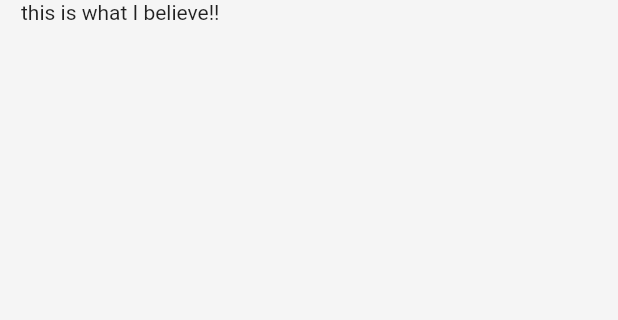
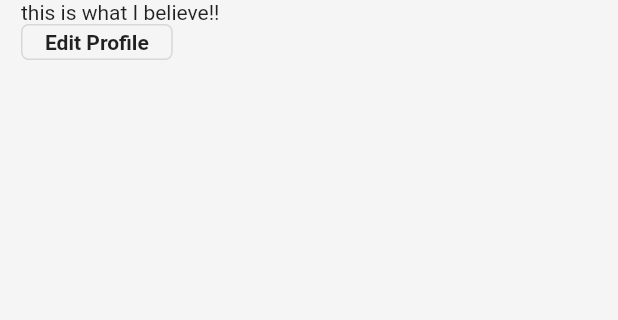
Before and after one commit to bonjin-app/Flutter, a Flutter app: the screen it shows after launch, item 5 of the bottom bar chosen, on a phone screen of 412 x 824 dp, the part 96-416 px from its top. Run offline on Flutter 3.47's test engine with Material 2 defaults, Android fonts, the phone set to English and light mode, and no system bars; our stand-ins replace cached_network_image, firebase_auth, firebase_core, fl_chart, flutter_svg, get and 2 more; missing offline and left inert: flutter_sms, html_editor_enhanced; accounts and stored records are empty; network calls fail.

Commit message:
Update ProfileScreen: editProfileButton 추가

```diff
--- a/codingpapa/instagramtworecord/lib/screens/profile_screen.dart
+++ b/codingpapa/instagramtworecord/lib/screens/profile_screen.dart
@@ -15,6 +15,7 @@ class ProfileScreen extends StatelessWidget {
             _appbar(),
             _username(),
             _userBio(),
+            _editProfileButton(),
           ],
         ),
       ),
@@ -28,14 +29,18 @@ class ProfileScreen extends StatelessWidget {
         height: 24,
         child: OutlinedButton(
           onPressed: () {},
-          style: OutlinedButton.styleFrom(
-              shape: RoundedRectangleBorder(
-            borderRadius: BorderRadius.circular(6),
-          )),
           child: Text(
             'Edit Profile',
-            style:
-                TextStyle(fontWeight: FontWeight.bold, color: Colors.black87),
+            style: TextStyle(
+              fontWeight: FontWeight.bold,
+            ),
+          ),
+          style: OutlinedButton.styleFrom(
+            padding: EdgeInsets.symmetric(horizontal: 16),
+            shape: RoundedRectangleBorder(
+              borderRadius: BorderRadius.all(Radius.circular(5)),
+            ),
+            primary: Colors.black87,
           ),
         ),
       ),
```
